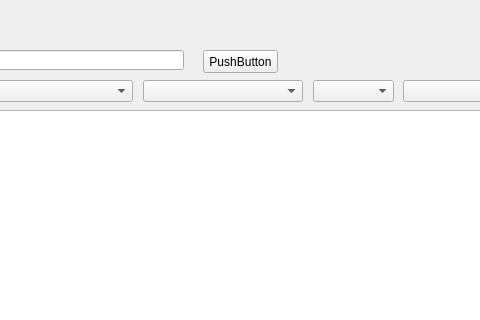
Qt form baza.ui (Astropl/OptiBase) before a commit; both pictures show x 137 to 617 and y 0 to 320 of the 1076 by 634 pixel window.
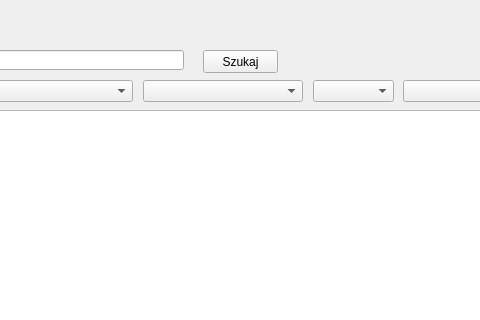
The same form after that commit.

Patch:
```diff
--- a/baza.ui
+++ b/baza.ui
@@ -385,7 +385,7 @@
      </rect>
     </property>
     <property name="text">
-     <string>PushButton</string>
+     <string>Szukaj</string>
     </property>
    </widget>
    <zorder>tableViewDB</zorder>
```
